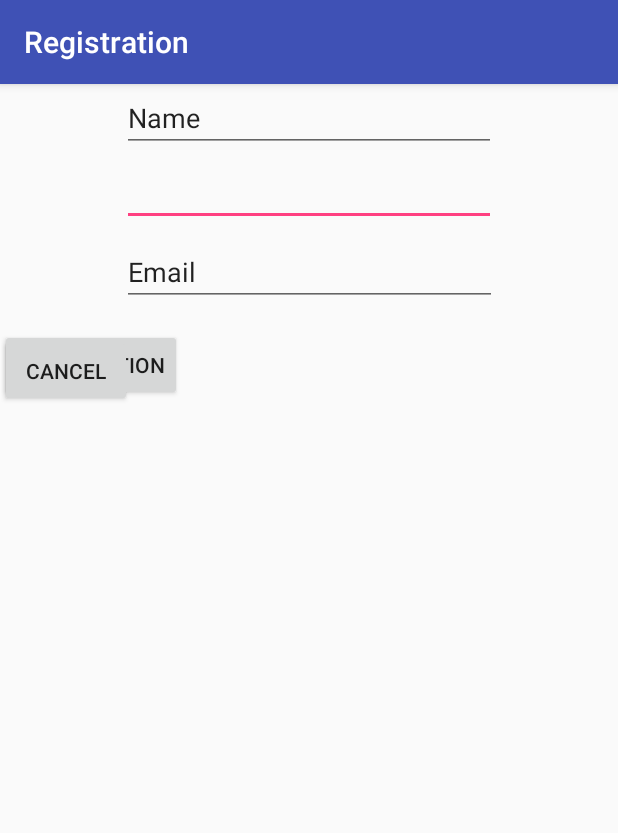
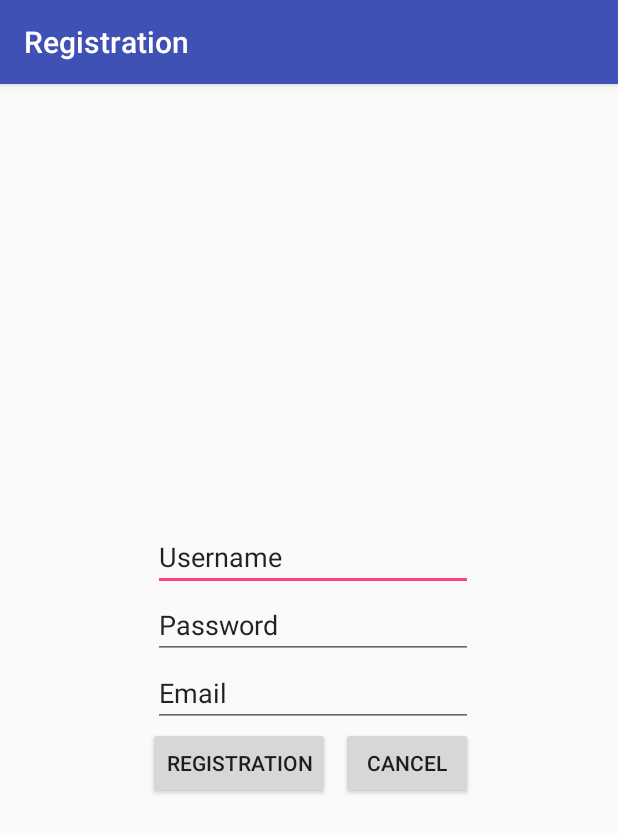
Before and after one commit to Credak/FitDiary, an Android app: the screen it shows after launch (RegistrationActivity), after a tap on "REGISTRIEREN", on a phone screen of 412 x 824 dp. Shown: the top 833 px of the screen. Run offline under Robolectric (Android 15) with nearby library versions, the phone set to English and light mode, and no system bars; our stand-ins replace Room's generated code; 2 statements that could not run were skipped.

Commit message:
made basics for registration and login

```diff
--- a/app/src/main/java/com/example/daniel/fittracker/DataAccesObjects/UserDAO.java
+++ b/app/src/main/java/com/example/daniel/fittracker/DataAccesObjects/UserDAO.java
@@ -17,7 +17,7 @@ import java.util.List;
 @Dao
 public interface UserDAO {
     @Insert(onConflict = OnConflictStrategy.REPLACE)
-    void addUser(User user);
+    void insertAll(User... users);
 
     @Query("SELECT * FROM user")
     public List<User> getAllUser();
@@ -29,7 +29,7 @@ public interface UserDAO {
     public User getLoginUser(String username, String password);
 
     @Query("SELECT * FROM user where username = :username AND email = :email")
-    public User checkIfUserExists(String username, String email);
+    public User checkIfUserNotExists(String username, String email);
 
     @Update(onConflict = OnConflictStrategy.REPLACE)
     void UpdateUser(User user);
--- a/app/src/main/java/com/example/daniel/fittracker/DataObjects/User.java
+++ b/app/src/main/java/com/example/daniel/fittracker/DataObjects/User.java
@@ -9,22 +9,17 @@ import android.arch.persistence.room.PrimaryKey;
 @Entity
 public class User {
     @PrimaryKey(autoGenerate = true)
-    public final int id;
+    private int id;
 
-    public String username;
-    public String password;
-    public String email;
-
-    public User(int id, String username, String password, String email){
-        this.id = id;
-        this.username = username;
-        this.password = password;
-        this.email = email;
-    }
+    private String username;
+    private String password;
+    private String email;
     public int getId() {
         return id;
     }
-
+    public void setId(int id) {
+        this.id = id;
+    }
     public String getUsername() {
         return username;
     }
--- a/app/src/main/java/com/example/daniel/fittracker/activity/LoginActivity.java
+++ b/app/src/main/java/com/example/daniel/fittracker/activity/LoginActivity.java
@@ -2,6 +2,7 @@ package com.example.daniel.fittracker.activity;
 
 import android.content.Intent;
 import android.os.Bundle;
+import android.provider.ContactsContract;
 import android.support.v7.app.AppCompatActivity;
 import android.text.InputType;
 import android.view.View;
@@ -38,14 +39,6 @@ public class LoginActivity extends AppCompatActivity implements View.OnClickList
         registrationbutton.setOnClickListener(this);
 
         database = AppDatabase.getDatabase(getApplicationContext());
-
-        database.userDAO().removeAllUsers();
-        List<User> users = database.userDAO().getAllUser();
-        if (users.size() == 0) {
-            database.userDAO().addUser(new User(1, "test", "test", "test@test.de"));
-            user = database.userDAO().getAllUser().get(0);
-            Toast.makeText(this, user.username, Toast.LENGTH_SHORT).show();
-        }
     }
 
     @Override
@@ -53,7 +46,7 @@ public class LoginActivity extends AppCompatActivity implements View.OnClickList
         if (hasFocus) {
             if (view == usernameEditText) {
                 String text = usernameEditText.getText().toString();
-                if (text.equals("Name")) {
+                if (text.equals("Username")) {
                     usernameEditText.setText(" ");
                 }
             } else if (view == passwordEditText) {
@@ -68,13 +61,13 @@ public class LoginActivity extends AppCompatActivity implements View.OnClickList
                 if (view != usernameEditText) {
                     String text = usernameEditText.getText().toString();
                     if (text.equals("") || text.equals(null)) {
-                        usernameEditText.setText("Name");
+                        usernameEditText.setText(R.string.username);
                     }
                 } else if (view != passwordEditText) {
                     String text = passwordEditText.getText().toString();
                     if (text.equals("Password") || text.equals(null)) {
                         passwordEditText.setInputType(InputType.TYPE_TEXT_VARIATION_NORMAL);
-                        passwordEditText.setText("Password");
+                        passwordEditText.setText(R.string.password);
                     }
                 }
             }
@@ -85,12 +78,22 @@ public class LoginActivity extends AppCompatActivity implements View.OnClickList
     public void onClick(View view) {
 
         if (view == loginbutton) {
-            Intent intentdashboard = new Intent(this, DashboardActivity.class);
-            startActivity(intentdashboard);
+            user = new User();
+            if(checkLoginUser(database, user) == null){
+            }else {
+                Intent intentdashboard = new Intent(this, DashboardActivity.class);
+                startActivity(intentdashboard);
+            }
         } else if (view == registrationbutton) {
             Intent intenteregistration = new Intent(this, RegistrationActivity.class);
             startActivity(intenteregistration);
         }
+    }
 
+    private User checkLoginUser(AppDatabase db, User user){
+        user.setUsername(usernameEditText.getText().toString());
+        user.setPassword(passwordEditText.getText().toString());
+        user = db.userDAO().getLoginUser(user.getUsername(), user.getPassword());
+        return user;
     }
 }
--- a/app/src/main/res/layout/activity_login.xml
+++ b/app/src/main/res/layout/activity_login.xml
@@ -16,7 +16,7 @@
         android:layout_marginTop="1dp"
         android:ems="10"
         android:inputType="textPersonName"
-        android:text="Name"
+        android:text="@string/username"
         app:layout_constraintBottom_toTopOf="@+id/editText_Password"
         app:layout_constraintEnd_toEndOf="@+id/btn_register"
         app:layout_constraintTop_toTopOf="parent"
@@ -29,7 +29,7 @@
         android:layout_height="wrap_content"
         android:ems="10"
         android:inputType="none"
-        android:text="Password"
+        android:text="@string/password"
         app:layout_constraintBottom_toTopOf="@+id/btn_login"
         app:layout_constraintStart_toStartOf="@+id/editText_Username"
         app:layout_constraintTop_toBottomOf="@+id/editText_Username"
@@ -59,6 +59,6 @@
         app:layout_constraintEnd_toEndOf="parent"
         app:layout_constraintStart_toEndOf="@+id/btn_login"
         app:layout_constraintTop_toBottomOf="@+id/editText_Password"
-        tools:ignore="MissingConstraints" />
+    tools:ignore="MissingConstraints" />
 
 </android.support.constraint.ConstraintLayout>
--- a/app/src/main/res/layout/activity_registration.xml
+++ b/app/src/main/res/layout/activity_registration.xml
@@ -2,65 +2,73 @@
 <android.support.constraint.ConstraintLayout xmlns:android="http://schemas.android.com/apk/res/android"
     xmlns:app="http://schemas.android.com/apk/res-auto"
     xmlns:tools="http://schemas.android.com/tools"
-    xmlns:ProgressWheel="http://schemas.android.com/apk/res-auto"
     android:layout_width="match_parent"
     android:layout_height="match_parent"
-    tools:context="com.example.daniel.fittracker.activity.RegistrationActivity">
+    tools:context="com.example.daniel.fittracker.activity.RegistrationActivity"
+    tools:layout_editor_absoluteY="81dp">
+
+
+    <EditText
+        android:id="@+id/editText_registrationUserName"
+        android:layout_width="wrap_content"
+        android:layout_height="wrap_content"
+        android:layout_marginTop="1dp"
+        android:ems="10"
+        android:inputType="textPersonName"
+        android:text="@string/username"
+        app:layout_constraintBottom_toTopOf="@+id/editText_registrationPassword"
+        app:layout_constraintEnd_toEndOf="@+id/btn_cancelregistration"
+        app:layout_constraintTop_toTopOf="parent"
+        app:layout_constraintVertical_chainStyle="packed"
+        tools:ignore="MissingConstraints" />
+
+    <EditText
+        android:id="@+id/editText_registrationPassword"
+        android:layout_width="wrap_content"
+        android:layout_height="wrap_content"
+        android:ems="10"
+        android:inputType="none"
+        android:text="@string/password"
+        app:layout_constraintBottom_toTopOf="@+id/editText_registrationEmail"
+        app:layout_constraintStart_toStartOf="@+id/editText_registrationUserName"
+        app:layout_constraintTop_toBottomOf="@+id/editText_registrationUserName"
+        tools:ignore="MissingConstraints" />
+    <EditText
+        android:id="@+id/editText_registrationEmail"
+        android:layout_width="wrap_content"
+        android:layout_height="wrap_content"
+        android:ems="10"
+        android:inputType="none"
+        android:text="@string/email"
+        app:layout_constraintBottom_toTopOf="@+id/btn_registration"
+        app:layout_constraintStart_toStartOf="@+id/editText_registrationPassword"
+        app:layout_constraintTop_toBottomOf="@+id/editText_registrationPassword"
+        tools:ignore="MissingConstraints" />
+
 
     <Button
-        android:id="@+id/btnregistration"
+        android:id="@+id/btn_registration"
         android:layout_width="wrap_content"
         android:layout_height="wrap_content"
-        android:layout_marginTop="8dp"
-        android:text="Registration"
+        android:layout_marginEnd="7dp"
+        android:layout_marginStart="2dp"
+        android:layout_weight="1"
+        android:text="@string/registration"
         app:layout_constraintBottom_toBottomOf="parent"
-        app:layout_constraintTop_toBottomOf="@+id/editTextRegistrationEmail"
-        app:layout_constraintVertical_bias="0.013"
-        tools:layout_editor_absoluteX="68dp" />
+        app:layout_constraintEnd_toStartOf="@+id/btn_cancelregistration"
+        app:layout_constraintHorizontal_chainStyle="packed"
+        app:layout_constraintStart_toStartOf="parent"
+        app:layout_constraintTop_toBottomOf="@+id/editText_registrationEmail"
+        tools:ignore="MissingConstraints" />
 
     <Button
-        android:id="@+id/btncancelRegistration"
+        android:id="@+id/btn_cancelregistration"
         android:layout_width="wrap_content"
         android:layout_height="wrap_content"
-        android:layout_marginTop="8dp"
-        android:text="Cancel"
-        app:layout_constraintBottom_toBottomOf="parent"
-        app:layout_constraintTop_toBottomOf="@+id/editTextRegistrationEmail"
-        app:layout_constraintVertical_bias="0.02"
-        tools:layout_editor_absoluteX="229dp" />
-
-    <EditText
-        android:id="@+id/editTextRegistrationPassword"
-        android:layout_width="249dp"
-        android:layout_height="41dp"
-        android:layout_marginTop="8dp"
-        android:ems="10"
-        android:text="Password"
-        app:layout_constraintLeft_toLeftOf="parent"
-        app:layout_constraintRight_toRightOf="parent"
-        app:layout_constraintTop_toBottomOf="@+id/editTextRegistrationUserName" />
-
-    <EditText
-        android:id="@+id/editTextRegistrationUserName"
-        android:layout_width="249dp"
-        android:layout_height="wrap_content"
-        android:ems="10"
-        android:inputType="textPersonName"
-        android:text="Name"
-        app:layout_constraintLeft_toLeftOf="parent"
-        app:layout_constraintRight_toRightOf="parent"
-        tools:layout_editor_absoluteY="161dp" />
-
-    <EditText
-        android:id="@+id/editTextRegistrationEmail"
-        android:layout_width="250dp"
-        android:layout_height="wrap_content"
-        android:layout_marginTop="8dp"
-        android:ems="10"
-        android:inputType="textEmailAddress"
-        android:text="Email"
-        app:layout_constraintLeft_toLeftOf="parent"
-        app:layout_constraintRight_toRightOf="parent"
-        app:layout_constraintTop_toBottomOf="@+id/editTextRegistrationPassword" />
-
+        android:layout_weight="1"
+        android:text="@string/cancel"
+        app:layout_constraintEnd_toEndOf="parent"
+        app:layout_constraintStart_toEndOf="@+id/btn_registration"
+        app:layout_constraintTop_toBottomOf="@+id/editText_registrationEmail"
+        tools:ignore="MissingConstraints" />
 </android.support.constraint.ConstraintLayout>
--- a/app/src/main/res/values/strings.xml
+++ b/app/src/main/res/values/strings.xml
@@ -8,7 +8,13 @@
 
 
     <!-- GENERAL STRING -->
+    <string name="login">Login</string>
+    <string name="registration">Registration</string>
     <string name="cancel">Cancel</string>
+    <string name="username">Username</string>
+    <string name="password">Password</string>
+    <string name="email">Email</string>
+
     <!-- USER VALIDATION STRINGS -->
     <string name="username_exists">Registration</string>
 </resources>
```
Also changed, not shown: app/src/main/java/com/example/daniel/fittracker/activity/RegistrationActivity.java (+52 -32 lines).
